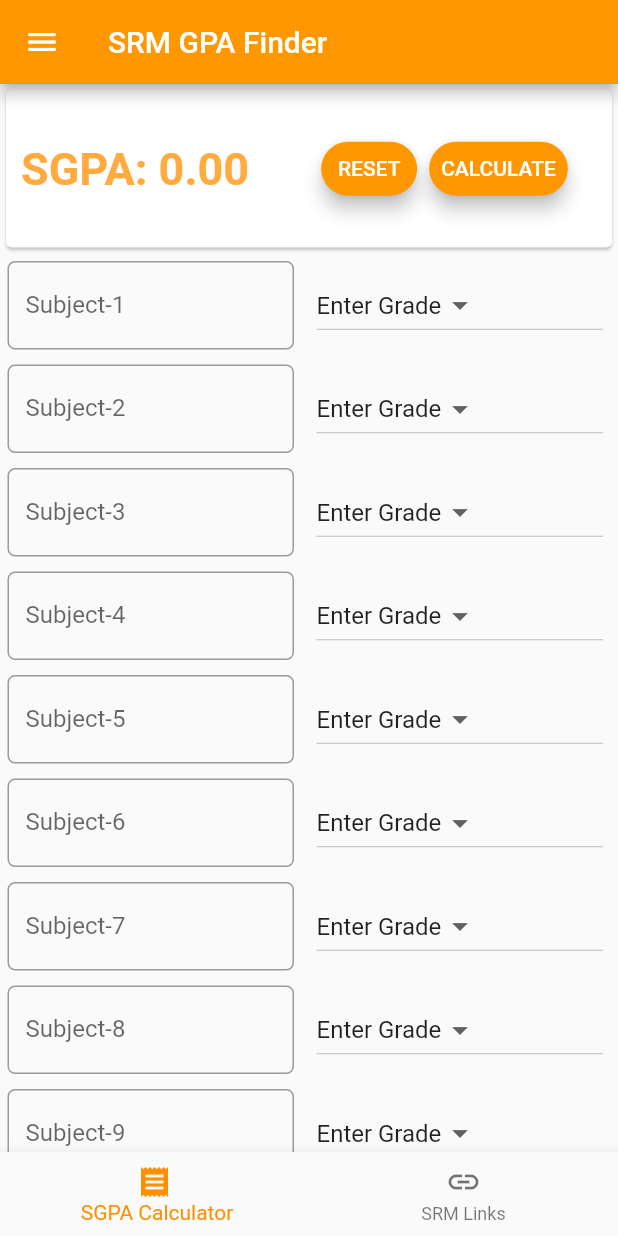
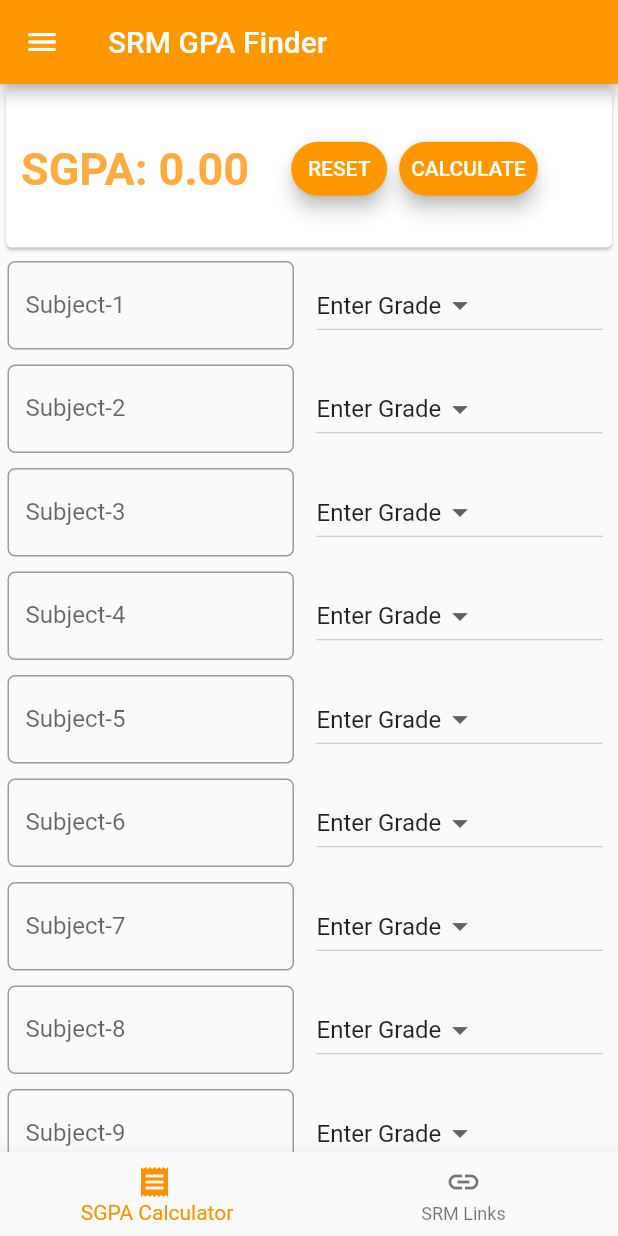
Before and after one commit to himanshusingh335/gpa_finder, a Flutter app: the screen it shows after launch, after a tap on "RESET", on a phone screen of 412 x 824 dp. Run offline on Flutter 3.47's test engine with Material 2 defaults, Android fonts, the phone set to English and light mode, and no system bars.

Commit message:
SRM GPA Finder v2.3.1

```diff
--- a/lib/sgpa.dart
+++ b/lib/sgpa.dart
@@ -57,7 +57,7 @@
               ),
               Padding(
                 padding: EdgeInsets.only(
-                  left: 40,
+                  left: 20,
                 ),
                 child: ButtonBar(
                   children: <Widget>[
@@ -71,7 +71,7 @@
                         child: Text("RESET"),
                         onPressed: () {
                           setState(() {
-                            result = calculate();
+                            reset();
                           });
                         }),
                     RaisedButton(
@@ -865,4 +865,35 @@
 
     return output;
   }
+
+  void reset() {
+    dropdownValue1 = "Enter Grade";
+    dropdownValue2 = "Enter Grade";
+    dropdownValue3 = "Enter Grade";
+    dropdownValue4 = "Enter Grade";
+    dropdownValue5 = "Enter Grade";
+    dropdownValue6 = "Enter Grade";
+    dropdownValue7 = "Enter Grade";
+    dropdownValue8 = "Enter Grade";
+    dropdownValue9 = "Enter Grade";
+    dropdownValue10 = "Enter Grade";
+    dropdownValue11 = "Enter Grade";
+
+    credit1.text= "";
+    credit2.text= "";
+    credit3.text= "";
+    credit4.text= "";
+    credit5.text= "";
+    credit6.text= "";
+    credit7.text= "";
+    credit8.text= "";
+    credit9.text= "";
+    credit10.text= "";
+    credit11.text= "";
+
+    result = "0.00";
+
+
+
+  }
 }
```
Also changed, not shown: 11 other files.
